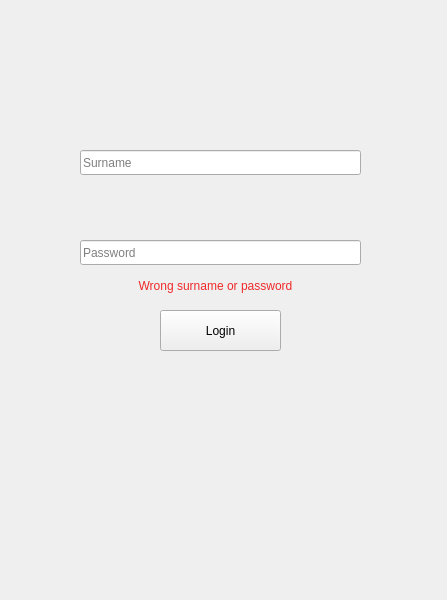
Qt form login.ui (Shidory/Plite) before a commit.
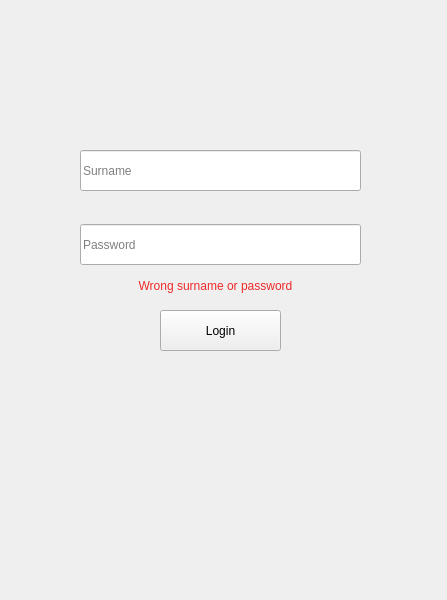
The same form after that commit.

```diff
--- a/login.ui
+++ b/login.ui
@@ -33,7 +33,7 @@
       <x>80</x>
       <y>150</y>
       <width>281</width>
-      <height>25</height>
+      <height>41</height>
      </rect>
     </property>
     <property name="placeholderText">
@@ -44,9 +44,9 @@
     <property name="geometry">
      <rect>
       <x>80</x>
-      <y>240</y>
+      <y>224</y>
       <width>281</width>
-      <height>25</height>
+      <height>41</height>
      </rect>
     </property>
     <property name="placeholderText">
```
